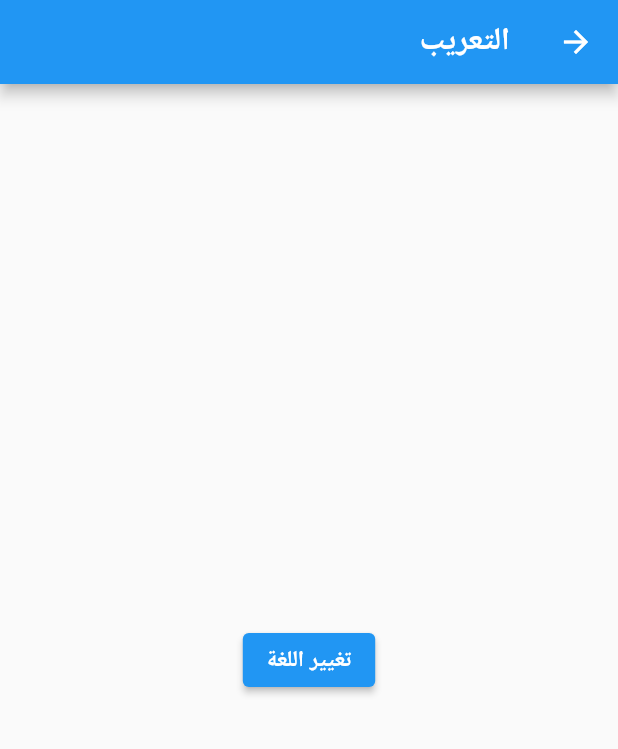
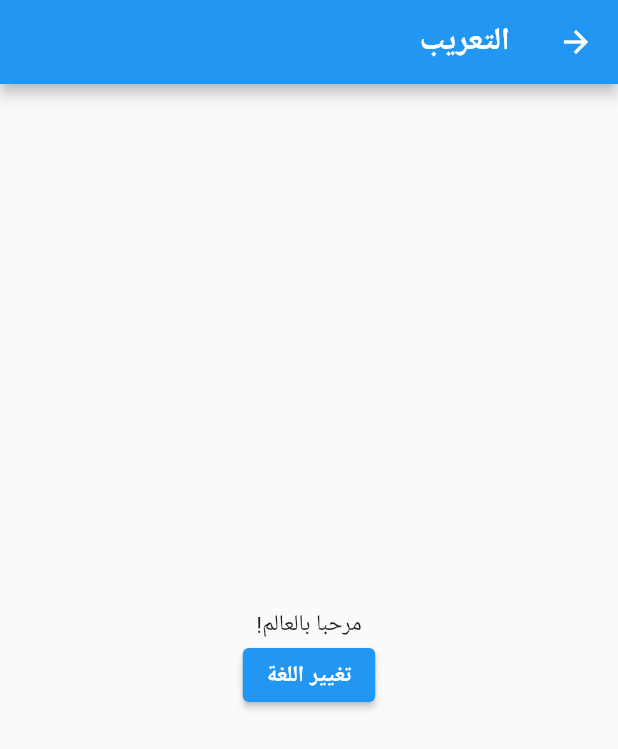
Before and after one commit to ourCHK/flutter_learning_project, a Flutter app: the LocalizationPage screen opened directly, after a tap on "ChangeLanguage", on a phone screen of 412 x 824 dp. Shown: the top 749 px of the screen. Run offline on Flutter 3.47's test engine with Material 2 defaults, Android fonts, the phone set to English and light mode, and no system bars; missing offline and left inert: flutter_learning_sub_project.

Commit message:
新增跨模块多语言

````diff
--- /dev/null
+++ b/l10n.yaml
@@ -0,0 +1,6 @@
+arb-dir: lib/l10n
+template-arb-file: app_en.arb
+output-dir: lib/l10n/auto_gen
+output-localization-file: app_localizations.dart
+synthetic-package: false
+nullable-getter: false
--- a/lib/entry_list_type.dart
+++ b/lib/entry_list_type.dart
@@ -3,12 +3,14 @@
 import 'package:flutter_learning_project/page/inherited_widget_page.dart';
 import 'package:flutter_learning_project/page/localization_page.dart';
 import 'package:flutter_learning_project/page/theme_change_page.dart';
+import 'package:flutter_learning_sub_project/page/sub_page.dart';
 
 enum EntryListType {
   inheritedWidgetTest,
   customProviderTest,
   themeChangeTest,
-  changeLanguageTest
+  changeLanguageTest,
+  subPage,
 }
 
 extension EntryListTypeExtension on EntryListType {
@@ -26,6 +28,8 @@
         return const ThemeChangePage();
       case EntryListType.changeLanguageTest:
         return const LocalizationPage();
+      case EntryListType.subPage:
+        return const SubPage();
     }
   }
 }
--- /dev/null
+++ b/lib/l10n/app_ar.arb
@@ -0,0 +1,3 @@
+{
+  "helloWorld": "مرحبا بالعالم!"
+}
--- /dev/null
+++ b/lib/l10n/app_en.arb
@@ -0,0 +1,6 @@
+{
+  "helloWorld": "Hello World!",
+  "@helloWorld": {
+    "description": "the conventional newborn programmer greeting"
+  }
+}
--- /dev/null
+++ b/lib/l10n/auto_gen/app_localizations.dart
@@ -0,0 +1,133 @@
+import 'dart:async';
+
+import 'package:flutter/foundation.dart';
+import 'package:flutter/widgets.dart';
+import 'package:flutter_localizations/flutter_localizations.dart';
+import 'package:intl/intl.dart' as intl;
+
+import 'app_localizations_ar.dart';
+import 'app_localizations_en.dart';
+
+/// Callers can lookup localized strings with an instance of AppLocalizations
+/// returned by `AppLocalizations.of(context)`.
+///
+/// Applications need to include `AppLocalizations.delegate()` in their app's
+/// `localizationDelegates` list, and the locales they support in the app's
+/// `supportedLocales` list. For example:
+///
+/// ```dart
+/// import 'auto_gen/app_localizations.dart';
+///
+/// return MaterialApp(
+///   localizationsDelegates: AppLocalizations.localizationsDelegates,
+///   supportedLocales: AppLocalizations.supportedLocales,
+///   home: MyApplicationHome(),
+/// );
+/// ```
+///
+/// ## Update pubspec.yaml
+///
+/// Please make sure to update your pubspec.yaml to include the following
+/// packages:
+///
+/// ```yaml
+/// dependencies:
+///   # Internationalization support.
+///   flutter_localizations:
+///     sdk: flutter
+///   intl: any # Use the pinned version from flutter_localizations
+///
+///   # Rest of dependencies
+/// ```
+///
+/// ## iOS Applications
+///
+/// iOS applications define key application metadata, including supported
+/// locales, in an Info.plist file that is built into the application bundle.
+/// To configure the locales supported by your app, you’ll need to edit this
+/// file.
+///
+/// First, open your project’s ios/Runner.xcworkspace Xcode workspace file.
+/// Then, in the Project Navigator, open the Info.plist file under the Runner
+/// project’s Runner folder.
+///
+/// Next, select the Information Property List item, select Add Item from the
+/// Editor menu, then select Localizations from the pop-up menu.
+///
+/// Select and expand the newly-created Localizations item then, for each
+/// locale your application supports, add a new item and select the locale
+/// you wish to add from the pop-up menu in the Value field. This list should
+/// be consistent with the languages listed in the AppLocalizations.supportedLocales
+/// property.
+abstract class AppLocalizations {
+  AppLocalizations(String locale) : localeName = intl.Intl.canonicalizedLocale(locale.toString());
+
+  final String localeName;
+
+  static AppLocalizations of(BuildContext context) {
+    return Localizations.of<AppLocalizations>(context, AppLocalizations)!;
+  }
+
+  static const LocalizationsDelegate<AppLocalizations> delegate = _AppLocalizationsDelegate();
+
+  /// A list of this localizations delegate along with the default localizations
+  /// delegates.
+  ///
+  /// Returns a list of localizations delegates containing this delegate along with
+  /// GlobalMaterialLocalizations.delegate, GlobalCupertinoLocalizations.delegate,
+  /// and GlobalWidgetsLocalizations.delegate.
+  ///
+  /// Additional delegates can be added by appending to this list in
+  /// MaterialApp. This list does not have to be used at all if a custom list
+  /// of delegates is preferred or required.
+  static const List<LocalizationsDelegate<dynamic>> localizationsDelegates = <LocalizationsDelegate<dynamic>>[
+    delegate,
+    GlobalMaterialLocalizations.delegate,
+    GlobalCupertinoLocalizations.delegate,
+    GlobalWidgetsLocalizations.delegate,
+  ];
+
+  /// A list of this localizations delegate's supported locales.
+  static const List<Locale> supportedLocales = <Locale>[
+    Locale('ar'),
+    Locale('en')
+  ];
+
+  /// the conventional newborn programmer greeting
+  ///
+  /// In en, this message translates to:
+  /// **'Hello World!'**
+  String get helloWorld;
+}
+
+class _AppLocalizationsDelegate extends LocalizationsDelegate<AppLocalizations> {
+  const _AppLocalizationsDelegate();
+
+  @override
+  Future<AppLocalizations> load(Locale locale) {
+    return SynchronousFuture<AppLocalizations>(lookupAppLocalizations(locale));
+  }
+
+  @override
+  bool isSupported(Locale locale) => <String>['ar', 'en'].contains(locale.languageCode);
+
+  @override
+  bool shouldReload(_AppLocalizationsDelegate old) => false;
+}
+
+AppLocalizations lookupAppLocalizations(Locale locale) {
+
+
+  // Lookup logic when only language code is specified.
+  switch (locale.languageCode) {
+    case 'ar': return AppLocalizationsAr();
+    case 'en': return AppLocalizationsEn();
+  }
+
+  throw FlutterError(
+    'AppLocalizations.delegate failed to load unsupported locale "$locale". This is likely '
+    'an issue with the localizations generation tool. Please file an issue '
+    'on GitHub with a reproducible sample app and the gen-l10n configuration '
+    'that was used.'
+  );
+}
--- /dev/null
+++ b/lib/l10n/auto_gen/app_localizations_ar.dart
@@ -0,0 +1,9 @@
+import 'app_localizations.dart';
+
+/// The translations for Arabic (`ar`).
+class AppLocalizationsAr extends AppLocalizations {
+  AppLocalizationsAr([String locale = 'ar']) : super(locale);
+
+  @override
+  String get helloWorld => 'مرحبا بالعالم!';
+}
--- a/lib/main.dart
+++ b/lib/main.dart
@@ -2,10 +2,13 @@
 import 'package:flutter/services.dart';
 import 'package:flutter_learning_project/localization/custom_localization_delegate.dart';
 import 'package:flutter_learning_project/model/localization_model.dart';
+import 'package:flutter_learning_sub_project/l10n/auto_gen/app_sub_localizations.dart';
+import 'package:flutter_learning_sub_project/key/global.dart';
 import 'package:flutter_localizations/flutter_localizations.dart';
 import 'package:provider/provider.dart';
 
 import 'entry.dart';
+import 'l10n/auto_gen/app_localizations.dart';
 
 void main() {
   SystemChrome.setSystemUIOverlayStyle(
@@ -36,13 +39,13 @@
       home: Entry(),
       localizationsDelegates: [
         ...GlobalMaterialLocalizations.delegates,
+        AppLocalizations.delegate,
+        AppSubLocalizations.delegate,
         CustomLocalizationDelegate()
       ],
-      supportedLocales: const [
-        Locale('en', "US"), //美国英语
-        Locale('ar', ''), //阿拉伯语
-      ],
+      supportedLocales: AppLocalizations.supportedLocales,
       locale: Locale(Provider.of<LocalizationProvider>(context).language, ''),
+      navigatorKey: AppGlobal.navigatorKey,
     );
   }
 }
--- a/lib/page/localization_page.dart
+++ b/lib/page/localization_page.dart
@@ -1,8 +1,8 @@
 import 'package:flutter/material.dart';
 import 'package:flutter_learning_project/localization/custom_localization.dart';
 import 'package:flutter_learning_project/model/localization_model.dart';
-import 'package:flutter_learning_project/theme/theme_config.dart';
 import 'package:provider/provider.dart';
+import '../l10n/auto_gen/app_localizations.dart';
 
 class LocalizationPage extends StatefulWidget {
   const LocalizationPage({super.key});
@@ -28,6 +28,7 @@
         child: Column(
           mainAxisAlignment: MainAxisAlignment.center,
           children: [
+            Text(AppLocalizations.of(context)!.helloWorld),
             ElevatedButton(
                 onPressed: (){
                   changeLanguage(languageProvider);
--- a/pubspec.yaml
+++ b/pubspec.yaml
@@ -32,7 +32,11 @@
     sdk: flutter
   flutter_localizations:
     sdk: flutter
+  intl: any
   provider: 6.0.5
+
+  flutter_learning_sub_project:
+    path: ../flutter_learning_sub_project
 
 
   # The following adds the Cupertino Icons font to your application.
@@ -55,6 +59,7 @@
 
 # The following section is specific to Flutter packages.
 flutter:
+  generate: true
 
   # The following line ensures that the Material Icons font is
   # included with your application, so that you can use the icons in
````
Also changed, not shown: lib/l10n/auto_gen/app_localizations_en.dart (added, +9 -0 lines), 1 other file.
